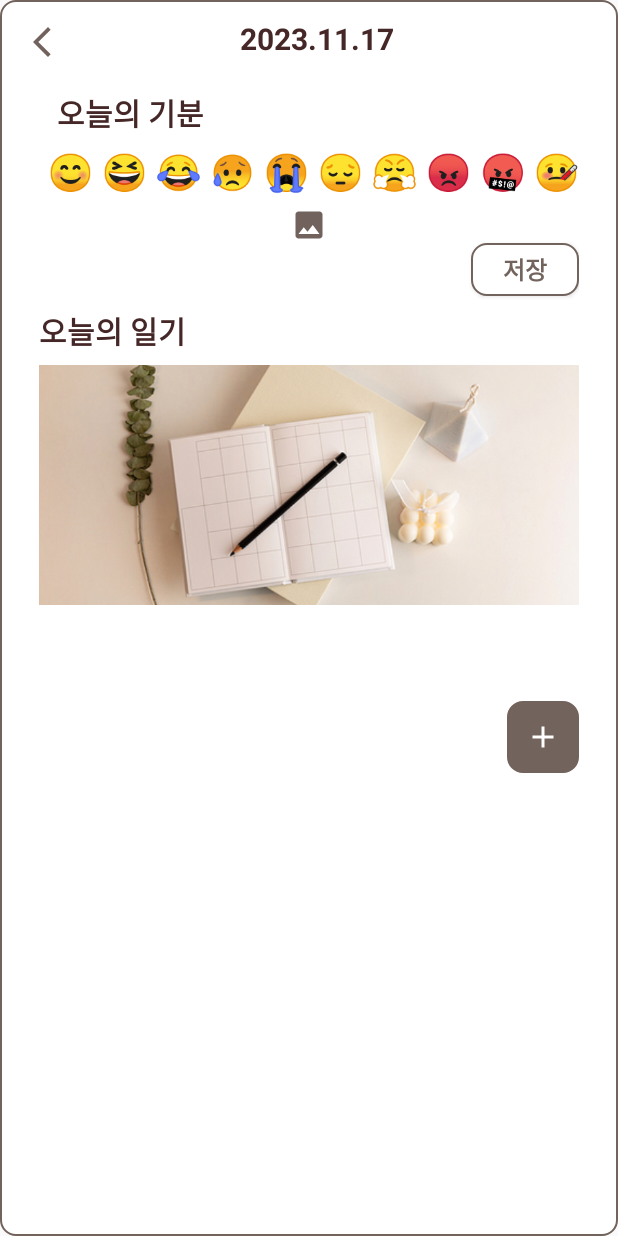
After one commit to tkatpgus19/Haru, an Android app: the fragment DiaryDetailsFragment shown on its own in the app's theme, on a phone screen of 412 x 824 dp. The commit adds this screen. Run offline under Robolectric (Android 15) with nearby library versions, the phone set to English and light mode, and no system bars.

Commit message:
다이어리 세부 UI

```diff
--- /dev/null
+++ b/android/app/src/main/java/com/ssafy/diary/diary/DiaryDetailsFragment.kt
@@ -0,0 +1,26 @@
+package com.ssafy.diary.diary
+
+import android.os.Bundle
+import androidx.fragment.app.Fragment
+import android.view.LayoutInflater
+import android.view.View
+import android.view.ViewGroup
+import com.ssafy.diary.R
+
+
+class DiaryDetailsFragment : Fragment() {
+
+    override fun onCreate(savedInstanceState: Bundle?) {
+        super.onCreate(savedInstanceState)
+
+    }
+
+    override fun onCreateView(
+        inflater: LayoutInflater, container: ViewGroup?,
+        savedInstanceState: Bundle?
+    ): View? {
+        // Inflate the layout for this fragment
+        return inflater.inflate(R.layout.fragment_diary_details, container, false)
+    }
+
+}
--- /dev/null
+++ b/android/app/src/main/res/drawable/baseline_insert_photo_24.xml
@@ -0,0 +1,5 @@
+<vector android:height="24dp" android:tint="#71625D"
+    android:viewportHeight="24" android:viewportWidth="24"
+    android:width="24dp" xmlns:android="http://schemas.android.com/apk/res/android">
+    <path android:fillColor="@android:color/white" android:pathData="M21,19V5c0,-1.1 -0.9,-2 -2,-2H5c-1.1,0 -2,0.9 -2,2v14c0,1.1 0.9,2 2,2h14c1.1,0 2,-0.9 2,-2zM8.5,13.5l2.5,3.01L14.5,12l4.5,6H5l3.5,-4.5z"/>
+</vector>
--- /dev/null
+++ b/android/app/src/main/res/layout/fragment_diary_details.xml
@@ -0,0 +1,223 @@
+<?xml version="1.0" encoding="utf-8"?>
+<androidx.constraintlayout.widget.ConstraintLayout xmlns:android="http://schemas.android.com/apk/res/android"
+    xmlns:app="http://schemas.android.com/apk/res-auto"
+    xmlns:tools="http://schemas.android.com/tools"
+    android:layout_width="match_parent"
+    android:layout_height="match_parent"
+    android:background="@drawable/btn_style2"
+    tools:context=".diary.DiaryDetailsFragment">
+
+    <LinearLayout
+        android:id="@+id/layout01"
+        android:layout_width="match_parent"
+        android:layout_height="wrap_content"
+        android:orientation="horizontal"
+        app:layout_constraintEnd_toEndOf="parent"
+        app:layout_constraintStart_toStartOf="parent"
+        app:layout_constraintTop_toTopOf="parent">
+
+        <ImageView
+            android:id="@+id/imageView"
+            android:layout_width="wrap_content"
+            android:layout_height="wrap_content"
+            android:layout_marginLeft="16dp"
+            android:layout_marginTop="16dp"
+            android:src="@drawable/baseline_arrow_back_ios_new_24"
+            tools:layout_editor_absoluteX="17dp"
+            tools:layout_editor_absoluteY="16dp" />
+
+        <TextView
+            android:layout_width="wrap_content"
+            android:layout_height="wrap_content"
+            android:layout_marginLeft="120dp"
+            android:layout_marginTop="12dp"
+            android:text="2023.11.17"
+            android:textColor="#462727"
+            android:textSize="20dp"
+            android:textStyle="bold" />
+
+    </LinearLayout>
+
+    <LinearLayout
+        android:layout_width="360dp"
+        android:layout_height="wrap_content"
+        android:layout_marginTop="20dp"
+        android:orientation="vertical"
+        app:layout_constraintEnd_toEndOf="parent"
+        app:layout_constraintStart_toStartOf="parent"
+        app:layout_constraintTop_toBottomOf="@+id/layout01">
+
+
+        <TextView
+            android:layout_width="match_parent"
+            android:layout_height="wrap_content"
+            android:layout_gravity="center"
+            android:layout_marginLeft="8dp"
+            android:gravity="left"
+            android:text="오늘의 기분"
+            android:textColor="#462727"
+            android:textSize="20sp"
+            android:textStyle="bold" />
+
+        <LinearLayout
+            android:layout_width="match_parent"
+            android:layout_height="wrap_content"
+            android:orientation="horizontal">
+
+            <TextView
+                android:id="@+id/feeling01"
+                android:layout_width="wrap_content"
+                android:layout_height="48dp"
+                android:gravity="center_vertical"
+                android:text=" 😊"
+                android:textColor="#6A6363"
+                android:textSize="24sp"
+                android:textStyle="bold" />
+
+            <TextView
+                android:id="@+id/feeling02"
+                android:layout_width="wrap_content"
+                android:layout_height="48dp"
+                android:gravity="center_vertical"
+                android:text=" 😆"
+                android:textColor="#6A6363"
+                android:textSize="24sp"
+                android:textStyle="bold" />
+
+            <TextView
+                android:id="@+id/feeling03"
+                android:layout_width="wrap_content"
+                android:layout_height="48dp"
+                android:gravity="center_vertical"
+                android:text=" 😂"
+                android:textColor="#6A6363"
+                android:textSize="24sp"
+                android:textStyle="bold" />
+
+            <TextView
+                android:id="@+id/feeling04"
+                android:layout_width="wrap_content"
+                android:layout_height="48dp"
+                android:gravity="center_vertical"
+                android:text=" 😥"
+                android:textColor="#6A6363"
+                android:textSize="24sp"
+                android:textStyle="bold" />
+
+            <TextView
+                android:id="@+id/feeling05"
+                android:layout_width="wrap_content"
+                android:layout_height="48dp"
+                android:gravity="center_vertical"
+                android:text=" 😭"
+                android:textColor="#6A6363"
+                android:textSize="24sp"
+                android:textStyle="bold" />
+
+            <TextView
+                android:id="@+id/feeling06"
+                android:layout_width="wrap_content"
+                android:layout_height="48dp"
+                android:gravity="center_vertical"
+                android:text=" 😔"
+                android:textColor="#6A6363"
+                android:textSize="24sp"
+                android:textStyle="bold" />
+
+            <TextView
+                android:id="@+id/feeling07"
+                android:layout_width="wrap_content"
+                android:layout_height="48dp"
+                android:gravity="center_vertical"
+                android:text=" 😤"
+                android:textColor="#6A6363"
+                android:textSize="24sp"
+                android:textStyle="bold" />
+
+            <TextView
+                android:id="@+id/feeling08"
+                android:layout_width="wrap_content"
+                android:layout_height="48dp"
+                android:gravity="center_vertical"
+                android:text=" 😡"
+                android:textColor="#6A6363"
+                android:textSize="24sp"
+                android:textStyle="bold" />
+
+            <TextView
+                android:id="@+id/feeling09"
+                android:layout_width="wrap_content"
+                android:layout_height="48dp"
+                android:gravity="center_vertical"
+                android:text=" 🤬"
+                android:textColor="#6A6363"
+                android:textSize="24sp"
+                android:textStyle="bold" />
+
+            <TextView
+                android:id="@+id/feeling10"
+                android:layout_width="wrap_content"
+                android:layout_height="48dp"
+                android:gravity="center_vertical"
+                android:text=" 🤒"
+                android:textColor="#6A6363"
+                android:textSize="24sp"
+                android:textStyle="bold" />
+
+        </LinearLayout>
+
+
+        <ImageView
+            android:id="@+id/imageView2"
+            android:layout_width="match_parent"
+            android:layout_height="wrap_content"
+            android:background="@drawable/edit_text_shape"
+            android:src="@drawable/baseline_insert_photo_24" />
+
+        <Button
+            android:id="@+id/btn_save"
+            android:layout_width="72dp"
+            android:layout_height="35dp"
+            android:layout_gravity="right"
+            android:layout_marginBottom="8dp"
+            android:background="@drawable/btn_style2"
+            android:text="저장"
+            android:textColor="#72635D"
+            android:textSize="16sp"
+            android:textStyle="bold" />
+
+        <TextView
+            android:layout_width="match_parent"
+            android:layout_height="wrap_content"
+            android:layout_marginBottom="8dp"
+            android:gravity="left"
+            android:text="오늘의 일기"
+            android:textColor="#462727"
+            android:textSize="20dp"
+            android:textStyle="bold" />
+
+        <ImageView
+            android:id="@+id/img_today_diary"
+            android:layout_width="match_parent"
+            android:layout_height="160dp"
+            android:layout_marginBottom="64dp"
+            android:background="@drawable/edit_text_shape"
+            android:scaleType="centerCrop"
+            android:src="@drawable/img_diary"
+            tools:layout_editor_absoluteX="0dp"
+            tools:layout_editor_absoluteY="355dp" />
+
+        <ImageButton
+            android:id="@+id/imageButton"
+            android:layout_width="48dp"
+            android:layout_height="48dp"
+            android:layout_gravity="right"
+            android:background="@drawable/btn_style"
+            android:src="@drawable/baseline_add_24"
+            tools:layout_editor_absoluteX="327dp"
+            tools:layout_editor_absoluteY="654dp" />
+
+    </LinearLayout>
+
+
+</androidx.constraintlayout.widget.ConstraintLayout>
--- a/android/app/src/main/res/layout/fragment_diary_main.xml
+++ b/android/app/src/main/res/layout/fragment_diary_main.xml
@@ -1,5 +1,6 @@
 <?xml version="1.0" encoding="utf-8"?>
-<androidx.constraintlayout.widget.ConstraintLayout xmlns:android="http://schemas.android.com/apk/res/android"
+<androidx.constraintlayout.widget.ConstraintLayout
+    xmlns:android="http://schemas.android.com/apk/res/android"
     xmlns:app="http://schemas.android.com/apk/res-auto"
     xmlns:tools="http://schemas.android.com/tools"
     android:layout_width="match_parent"
@@ -69,7 +70,7 @@
                 android:textStyle="bold"
                 android:layout_gravity="center"
                 android:gravity="left"
-                android:textSize="22sp"
+                android:textSize="20sp"
                 android:layout_marginLeft="8dp"
                 android:textColor="@color/black"/>
 
@@ -116,7 +117,7 @@
             android:layout_height="wrap_content"
             android:text="오늘의 일기"
             android:textColor="#462727"
-            android:textSize="22dp"
+            android:textSize="20sp"
             android:textStyle="bold"
             android:gravity="left"
             android:layout_marginBottom="8dp"/>
@@ -144,6 +145,4 @@
 
     </LinearLayout>
 
-
-
 </androidx.constraintlayout.widget.ConstraintLayout>
```
